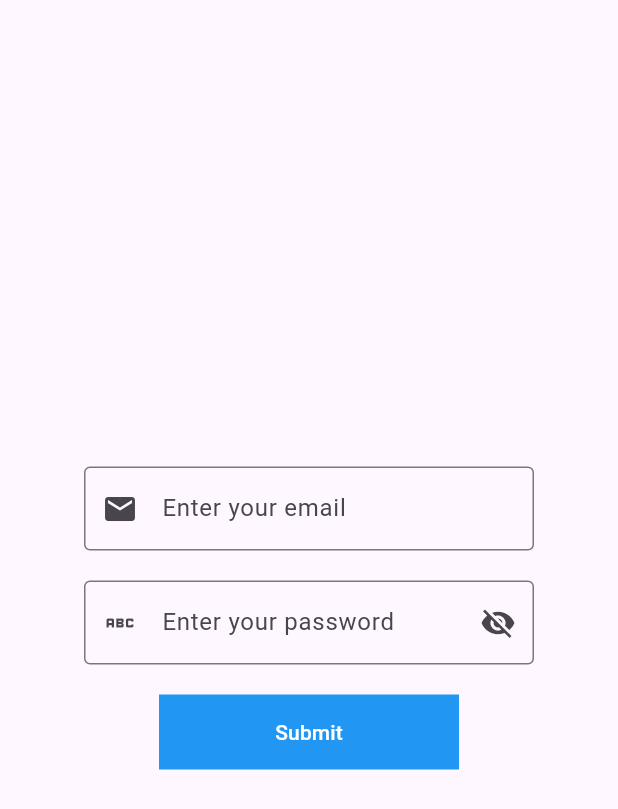
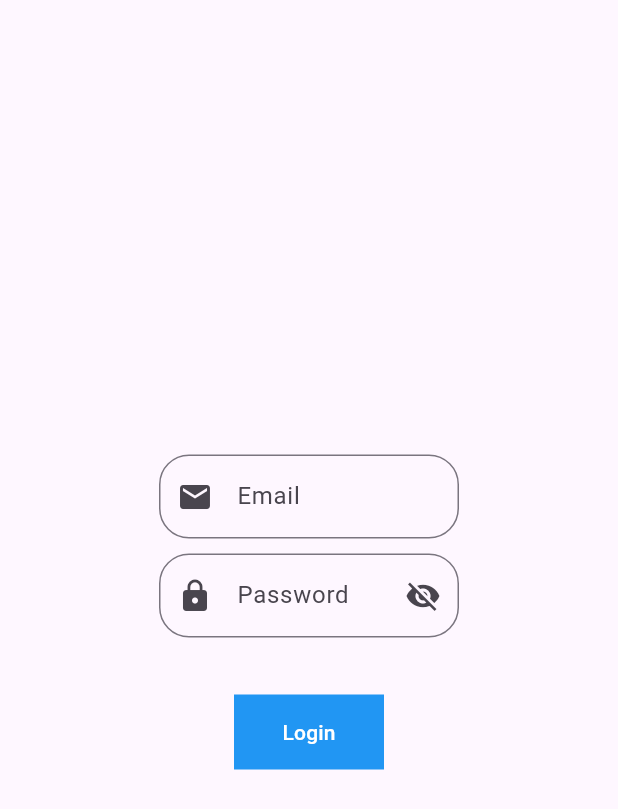
Before and after one commit to Adsoftwares1/batch-3-flutter, a Flutter app: the screen it shows after launch, on a phone screen of 412 x 824 dp. Shown: the top 809 px of the screen. Run offline on Flutter 3.47's test engine with Material 3 defaults, Android fonts, the phone set to English and light mode, and no system bars.

Commit message:
listview builder and login screen

```diff
--- /dev/null
+++ b/lib/12_23_2024/login_ui.dart
@@ -0,0 +1,75 @@
+import 'package:flutter/material.dart';
+
+class LoginScreen extends StatefulWidget {
+  const LoginScreen({super.key});
+
+  @override
+  State<LoginScreen> createState() => _LoginScreenState();
+}
+
+class _LoginScreenState extends State<LoginScreen> {
+  TextEditingController emailController = TextEditingController();
+  TextEditingController passwordController = TextEditingController();
+  @override
+  Widget build(BuildContext context) {
+    return Scaffold(
+      body: Center(
+        child: Column(
+          mainAxisAlignment: MainAxisAlignment.center,
+          children: [
+            // email
+            Container(
+              width: 200,
+              child: TextField(
+                controller: emailController,
+                decoration: InputDecoration(
+                  prefixIcon: Icon(Icons.email),
+                  hintText: "Email",
+                  border: OutlineInputBorder(
+                    borderRadius: BorderRadius.circular(20),
+                  ),
+                ),
+              ),
+            ),
+            SizedBox(
+              height: 10,
+            ),
+            // password
+            Container(
+              width: 200,
+              child: TextField(
+                controller: passwordController,
+                obscureText: true,
+                decoration: InputDecoration(
+                  prefixIcon: Icon(Icons.lock),
+                  suffixIcon: Icon(Icons.visibility_off),
+                 hintText: "Password",
+                 border: OutlineInputBorder(
+                  borderRadius: BorderRadius.circular(20),
+                 ),
+                ),
+              ),
+            ),
+            SizedBox(
+              height: 30,
+            ),
+            // login button
+            TextButton(
+                onPressed: () {},
+                child: Container(
+                  color: Colors.blue,
+                  width: 100,
+                  height: 50,
+                  child: Center(
+                    child: Text(
+                      "Login",
+                      style: TextStyle(color: Colors.white),
+                    ),
+                  ),
+                ))
+          ],
+        ),
+      ),
+    );
+  }
+}
--- a/lib/main.dart
+++ b/lib/main.dart
@@ -1,9 +1,5 @@
 
-import 'package:first_app_batch_3/12_20_2024/stack_practice.dart';
-import 'package:first_app_batch_3/12_20_2024/textfield_and_button_practice.dart';
-import 'package:first_app_batch_3/screens/column_practice.dart';
-import 'package:first_app_batch_3/screens/home_screen.dart';
-import 'package:first_app_batch_3/screens/network_asset_image.dart';
+import 'package:first_app_batch_3/12_23_2024/login_ui.dart';
 import 'package:flutter/material.dart';
 
 void main() {
@@ -23,7 +19,7 @@ class MyApp extends StatelessWidget {
         colorScheme: ColorScheme.fromSeed(seedColor: Colors.deepPurple),
         useMaterial3: true,
       ),
-      home: TextFieldAndButtonPractice(),
+      home: LoginScreen(),
     );
   }
 }
```
Also changed, not shown: lib/12_23_2024/listview_builder.dart (added, +67 -0 lines).
